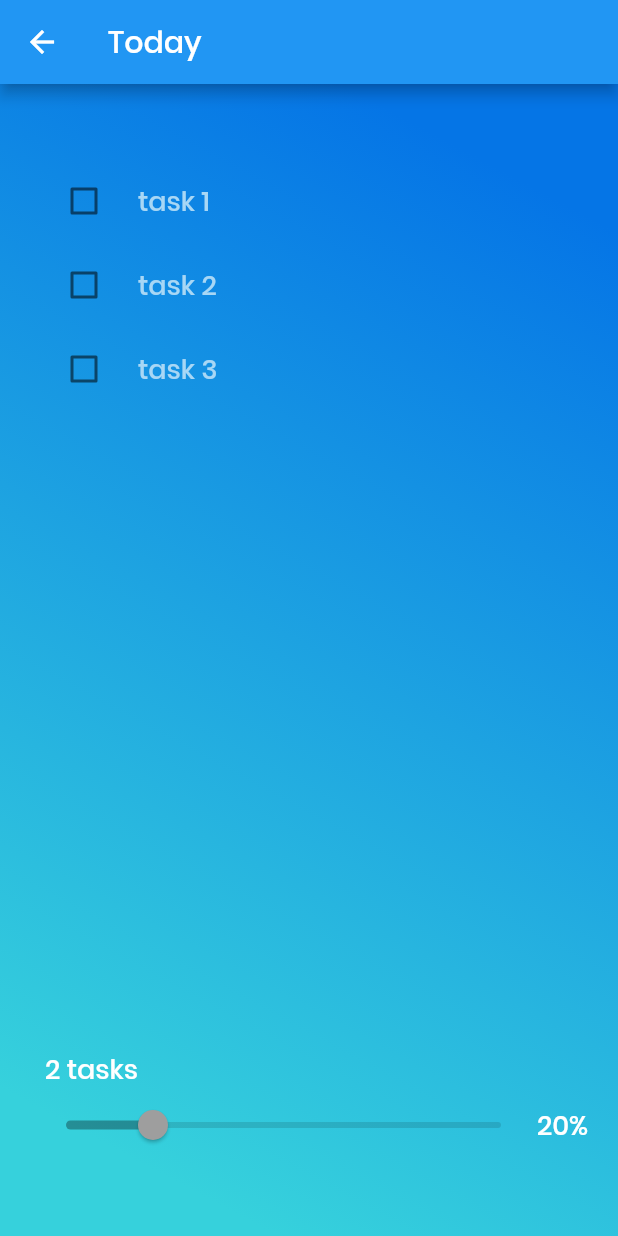
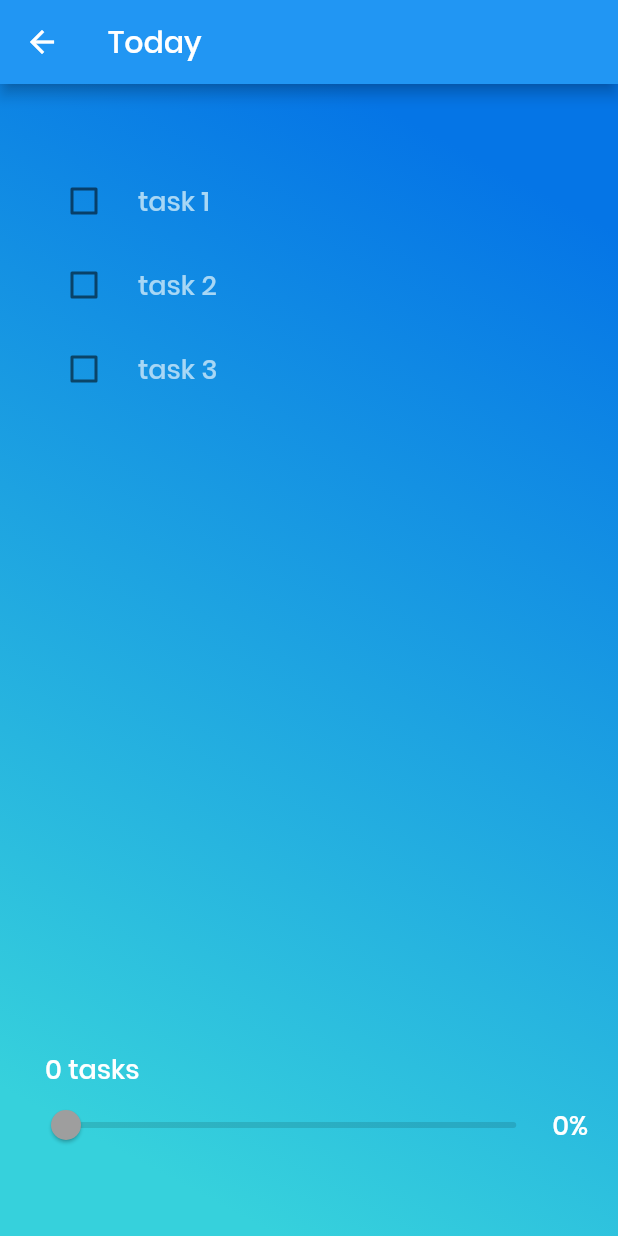
Before and after one commit to lifeifei/onboarding, a Flutter app: the HomePage screen opened directly, after a tap on "Month 1", on a phone screen of 412 x 824 dp. Run offline on Flutter 3.47's test engine with Material 2 defaults, Android fonts, the phone set to English and light mode, and no system bars; our stand-ins replace carousel_slider, flutter_swiper.

Commit message:
dynamic progress

```diff
--- a/lib/main.dart
+++ b/lib/main.dart
@@ -53,8 +53,8 @@ class MyApp extends StatelessWidget {
                       color: Color(0xFF3399ff),
                       fontWeight: FontWeight.bold)),
             ),
-//            home: WelcomePage(),
-            home: HomePage(),
+            home: WelcomePage(),
+//            home: HomePage(),
             routes: {
               '/editProfile': (BuildContext context) => EditProfilePage(),
               '/viewProfile': (BuildContext context) => ViewProfilePage(null)
--- a/lib/models/day_tasks.dart
+++ b/lib/models/day_tasks.dart
@@ -5,4 +5,17 @@ class DayTasks {
   final List<Task> tasks;
   final String description;
   DayTasks(this.dayNumber, this.tasks, this.description);
+
+  static int getCompletedTasks(List<Task> allTasks) {
+    return allTasks.where((task) => task.isCompleted).length;
+  }
+
+  static int getCompletedProgressInPercentage(List<Task> allTasks) {
+    int completedTaskCount = getCompletedTasks(allTasks);
+    return completedTaskCount *100  ~/ (allTasks.length);
+  }
+
+  static double getCompletedProgress(List<Task> allTasks) {
+    return getCompletedProgressInPercentage(allTasks)/100;
+  }
 }
--- a/lib/pages/home_page.dart
+++ b/lib/pages/home_page.dart
@@ -31,15 +31,13 @@ class HomePageState extends State<HomePage> {
   Widget _buildNav(BuildContext context) {
     return Theme(
       data: Theme.of(context).copyWith(
-        // sets the background color of the `BottomNavigationBar`
-        canvasColor: const Color(0xFF167F67),
       ), // sets the inactive color of the `BottomNavigationBar`
       child: Container(
         height: 50.0,
           child:TabBar(
         tabs: [
           Tab(
-            icon: Icon(Icons.home),
+            icon: Icon(Icons.home)
           ),
           Tab(
             icon: Icon(Icons.people),
@@ -48,11 +46,11 @@ class HomePageState extends State<HomePage> {
             icon: Icon(Icons.person),
           )
         ],
-        labelColor: Colors.green,
-        unselectedLabelColor: Colors.blue,
+        labelColor: Color(0xFF3399ff),
+        unselectedLabelColor: Color(0xFF31c8dd),
         indicatorSize: TabBarIndicatorSize.label,
         indicatorPadding: EdgeInsets.all(0.0),
-        indicatorColor: Colors.red,
+        indicatorColor: Color(0xFF3399ff),
 
       )),
     );
--- a/lib/pages/task/day_task.dart
+++ b/lib/pages/task/day_task.dart
@@ -1,4 +1,5 @@
 import 'package:flutter/material.dart';
+import 'package:onboarding/models/day_tasks.dart';
 import 'package:onboarding/models/task_item.dart';
 
 class DayTask extends StatelessWidget {
@@ -33,7 +34,7 @@ class DayTask extends StatelessWidget {
                   children: <Widget>[
                     Container(
                       padding: EdgeInsets.only(left: 10.0),
-                        child: Text("2 tasks",
+                        child: Text("${DayTasks.getCompletedTasks(tasks)} tasks",
                         style: TextStyle(fontSize: 15.0, color: Color(0xFF4f4f4f), fontStyle: FontStyle.normal))),
                     Row(
                       mainAxisAlignment: MainAxisAlignment.end,
@@ -43,11 +44,11 @@ class DayTask extends StatelessWidget {
 
                           activeColor: Color(0xFF2abbde),
                           inactiveColor: Color(0xFFdff6fb),
-                          value: 0.2,
+                          value: DayTasks.getCompletedProgress(tasks),
                           onChanged: null,
                         )),
                         Text(
-                          '20%',
+                          "${DayTasks.getCompletedProgressInPercentage(tasks)}%",
                           style: TextStyle(color: Color(0xFF4f4f4f), fontSize: 15.0, fontStyle: FontStyle.normal))],
                         )
                       ],
--- a/lib/pages/task/task_list_page.dart
+++ b/lib/pages/task/task_list_page.dart
@@ -1,6 +1,8 @@
 import 'package:flutter/material.dart';
+import 'package:onboarding/models/day_tasks.dart';
 import 'package:onboarding/models/task_item.dart';
 import 'package:onboarding/pages/common/page_decoration.dart';
+import 'package:onboarding/pages/task/day_task.dart';
 
 class TaskListPage extends StatelessWidget {
   final List<Task> tasks;
@@ -27,7 +29,7 @@ class TaskListPage extends StatelessWidget {
                 children: <Widget>[
                   Container(
                     padding: EdgeInsets.only(left: 10),
-                    child: Text("2 tasks", style: Theme.of(context)
+                    child: Text("${DayTasks.getCompletedTasks(tasks)} tasks", style: Theme.of(context)
                         .textTheme
                         .subhead
                         .copyWith(color: Colors.white)),
@@ -39,10 +41,10 @@ class TaskListPage extends StatelessWidget {
                           child: Slider(
                         activeColor: Colors.red,
                         inactiveColor: Colors.green,
-                        value: 0.2,
+                        value: DayTasks.getCompletedProgress(tasks),
                         onChanged: null,
                       )),
-                      Text('20%',
+                      Text("${DayTasks.getCompletedProgressInPercentage(tasks)}%",
                           style: Theme.of(context)
                               .textTheme
                               .subhead
--- a/lib/scope_models/tasks_model.dart
+++ b/lib/scope_models/tasks_model.dart
@@ -16,5 +16,4 @@ class TasksModel extends Model {
     notifyListeners();
   }
 
-
 }
```
